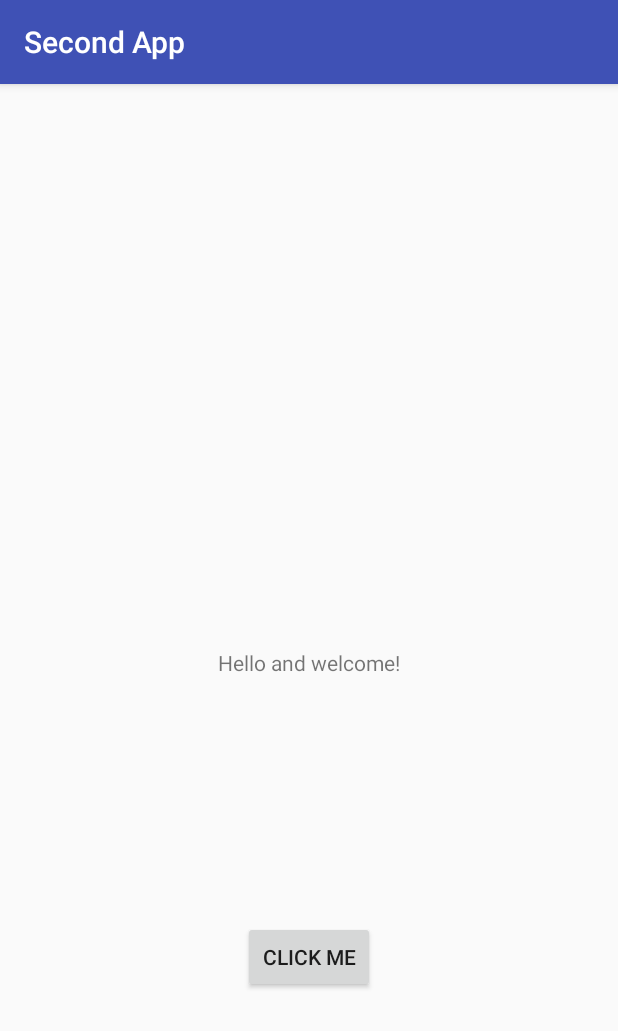
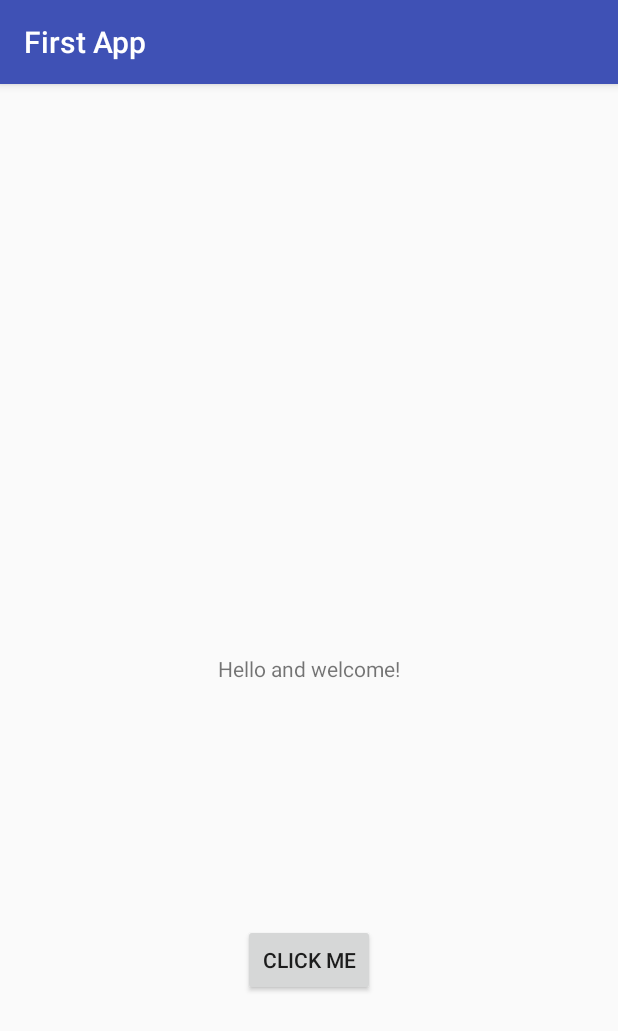
Before and after one commit to 2blackbelts/first-app, an Android app: the screen it shows after launch (MainActivity), on a phone screen of 412 x 824 dp. Shown: the top 1031 px of the screen. Run offline under Robolectric (Android 15) with nearby library versions, the phone set to English and light mode, and no system bars.

```diff
--- a/app/src/main/res/layout/activity_main.xml
+++ b/app/src/main/res/layout/activity_main.xml
@@ -15,20 +15,22 @@
         app:layout_constraintRight_toRightOf="parent"
         app:layout_constraintTop_toTopOf="parent"
         android:id="@+id/textView"
-        app:layout_constraintVertical_bias="0.502" />
+        app:layout_constraintVertical_bias="0.502"
+        android:layout_marginTop="8dp" />
 
     <Button
         android:id="@+id/button"
         android:layout_width="wrap_content"
         android:layout_height="wrap_content"
+        android:layout_marginBottom="8dp"
+        android:layout_marginLeft="8dp"
+        android:layout_marginRight="8dp"
+        android:layout_marginTop="8dp"
+        android:onClick="buttonClick"
         android:text="@string/button"
         app:layout_constraintBottom_toBottomOf="parent"
-        android:layout_marginBottom="8dp"
-        android:layout_marginTop="8dp"
-        app:layout_constraintTop_toBottomOf="@+id/textView"
-        android:layout_marginLeft="8dp"
         app:layout_constraintLeft_toLeftOf="parent"
-        android:layout_marginRight="8dp"
-        app:layout_constraintRight_toRightOf="parent" />
+        app:layout_constraintRight_toRightOf="parent"
+        app:layout_constraintTop_toBottomOf="@+id/textView" />
 
 </android.support.constraint.ConstraintLayout>
--- a/app/src/main/res/values/strings.xml
+++ b/app/src/main/res/values/strings.xml
@@ -1,5 +1,5 @@
 <resources>
-    <string name="app_name">Second App</string>
+    <string name="app_name">First App</string>
     <string name="button">Click me</string>
     <string name="welcome_text">Hello and welcome!</string>
 </resources>
```
Also changed, not shown: app/src/main/java/com/tafe/mcintosh/firstapp/MainActivity.java (+7 -0 lines), app/src/main/res/mipmap-hdpi/ic_launcher.png, app/src/main/res/mipmap-hdpi/ic_launcher_round.png, app/src/main/res/mipmap-mdpi/ic_launcher.png, app/src/main/res/mipmap-mdpi/ic_launcher_round.png, app/src/main/res/mipmap-xhdpi/ic_launcher.png, app/src/main/res/mipmap-xhdpi/ic_launcher_round.png, app/src/main/res/mipmap-xxhdpi/ic_launcher.png, app/src/main/res/mipmap-xxhdpi/ic_launcher_round.png, app/src/main/res/mipmap-xxxhdpi/ic_launcher.png, app/src/main/res/mipmap-xxxhdpi/ic_launcher_round.png.
